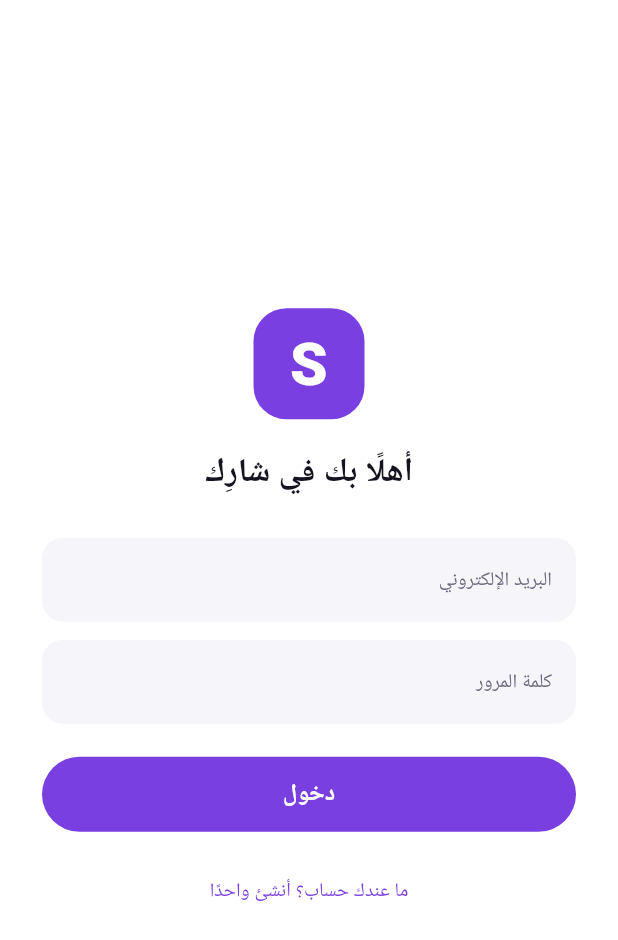
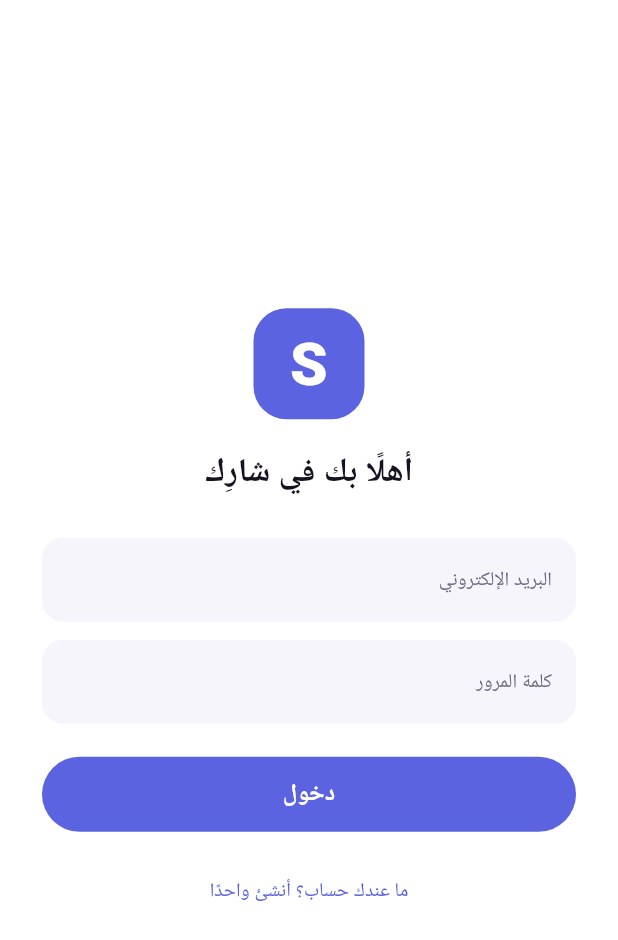
Before and after one commit to almubarky05588-lab/share2, a Flutter app: the screen it shows after launch, on a phone screen of 412 x 824 dp. Shown: the top 940 px of the screen. Run offline on Flutter 3.47's test engine with Material 3 defaults, Android fonts, the phone set to English and light mode, and no system bars; our stand-ins replace google_fonts, image_picker, supabase_flutter; accounts and stored records are empty; Roboto replaces fonts that are missing (Cairo).

Commit message:
Update app_theme.dart

```diff
--- a/lib/theme/app_theme.dart
+++ b/lib/theme/app_theme.dart
@@ -1,19 +1,28 @@
 import 'package:flutter/material.dart';
 import 'package:google_fonts/google_fonts.dart';
 
-/// ألوان التصميم — مستخرجة من ملف فيجما «شارِك»
+/// ألوان التطبيق — مشتقة من شعار حرف S
 class AppColors {
-  static const brand = Color(0xFF7A3FE0); // العلامة
-  static const text = Color(0xFF16121F); // نص
-  static const textMuted = Color(0xFF6E6880); // نص ثانوي
-  static const border = Color(0xFFE9E6F2); // حد
-  static const background = Color(0xFFFFFFFF); // الخلفية
-  static const blue = Color(0xFF2E8BE0); // موثّق
-  static const like = Color(0xFFE23E68); // إعجاب
-  static const reshare = Color(0xFF17A67B); // ريشير
+  /// لون الشعار الأساسي
+  static const brand = Color(0xFF5B63E0);
+
+  /// درجة أعمق للتدرّجات
+  static const brandDeep = Color(0xFF3F47C4);
+
+  /// درجة فاتحة للخلفيات الخفيفة
+  static const brandSoft = Color(0xFFEEEFFC);
+
+  static const text = Color(0xFF16121F);
+  static const textMuted = Color(0xFF6E6880);
+  static const border = Color(0xFFE7E7F5);
+  static const background = Color(0xFFFFFFFF);
+
+  static const blue = Color(0xFF2E8BE0);
+  static const like = Color(0xFFE23E68);
+  static const reshare = Color(0xFF17A67B);
 }
 
-/// مقاسات ثابتة من التصميم
+/// مقاسات ثابتة
 class AppSizes {
   static const screenPadding = 16.0;
   static const avatarLarge = 44.0;
@@ -43,35 +52,30 @@ class AppTheme {
 
     return base.copyWith(
       textTheme: cairo.copyWith(
-        // اسم المستخدم داخل المنشور
         titleMedium: GoogleFonts.cairo(
           fontSize: 15,
           fontWeight: FontWeight.w700,
           height: 1.55,
           color: AppColors.text,
         ),
-        // نص المنشور
         bodyMedium: GoogleFonts.cairo(
           fontSize: 15,
           fontWeight: FontWeight.w400,
           height: 1.75,
           color: AppColors.text,
         ),
-        // المعرّف والوقت
         bodySmall: GoogleFonts.cairo(
           fontSize: 13,
           fontWeight: FontWeight.w400,
           height: 1.55,
           color: AppColors.textMuted,
         ),
-        // عدّادات الإجراءات
         labelMedium: GoogleFonts.cairo(
           fontSize: 12,
           fontWeight: FontWeight.w500,
           height: 1.55,
           color: AppColors.textMuted,
         ),
-        // تسميات شريط التنقل
         labelSmall: GoogleFonts.cairo(
           fontSize: 10,
           fontWeight: FontWeight.w400,
@@ -85,20 +89,53 @@ class AppTheme {
         elevation: 0,
         centerTitle: false,
         titleTextStyle: GoogleFonts.cairo(
-          fontSize: 20,
+          fontSize: 19,
           fontWeight: FontWeight.w800,
           color: AppColors.text,
         ),
         iconTheme: const IconThemeData(color: AppColors.text, size: 22),
       ),
+      snackBarTheme: SnackBarThemeData(
+        backgroundColor: AppColors.text,
+        contentTextStyle: GoogleFonts.cairo(
+          fontSize: 14,
+          color: AppColors.background,
+        ),
+        behavior: SnackBarBehavior.floating,
+        shape: RoundedRectangleBorder(
+          borderRadius: BorderRadius.circular(12),
+        ),
+      ),
+      dialogTheme: DialogThemeData(
+        backgroundColor: AppColors.background,
+        titleTextStyle: GoogleFonts.cairo(
+          fontSize: 17,
+          fontWeight: FontWeight.w700,
+          color: AppColors.text,
+        ),
+        contentTextStyle: GoogleFonts.cairo(
+          fontSize: 14,
+          color: AppColors.textMuted,
+        ),
+        shape: RoundedRectangleBorder(
+          borderRadius: BorderRadius.circular(18),
+        ),
+      ),
     );
   }
 
-  /// تدرّج الصورة الرمزية — كما في التصميم
+  /// تدرّج الصورة الرمزية
   static LinearGradient avatarGradient(Color seed) => LinearGradient(
         begin: Alignment.topLeft,
         end: Alignment.bottomRight,
         colors: [seed, AppColors.text.withOpacity(0.55)],
         stops: const [0.0, 0.714],
       );
+
+  /// تدرّج العلامة — للأغلفة وشاشة البداية
+  static const brandGradient = LinearGradient(
+    begin: Alignment.topRight,
+    end: Alignment.bottomLeft,
+    colors: [AppColors.brand, AppColors.brandDeep],
+  );
 }
```
